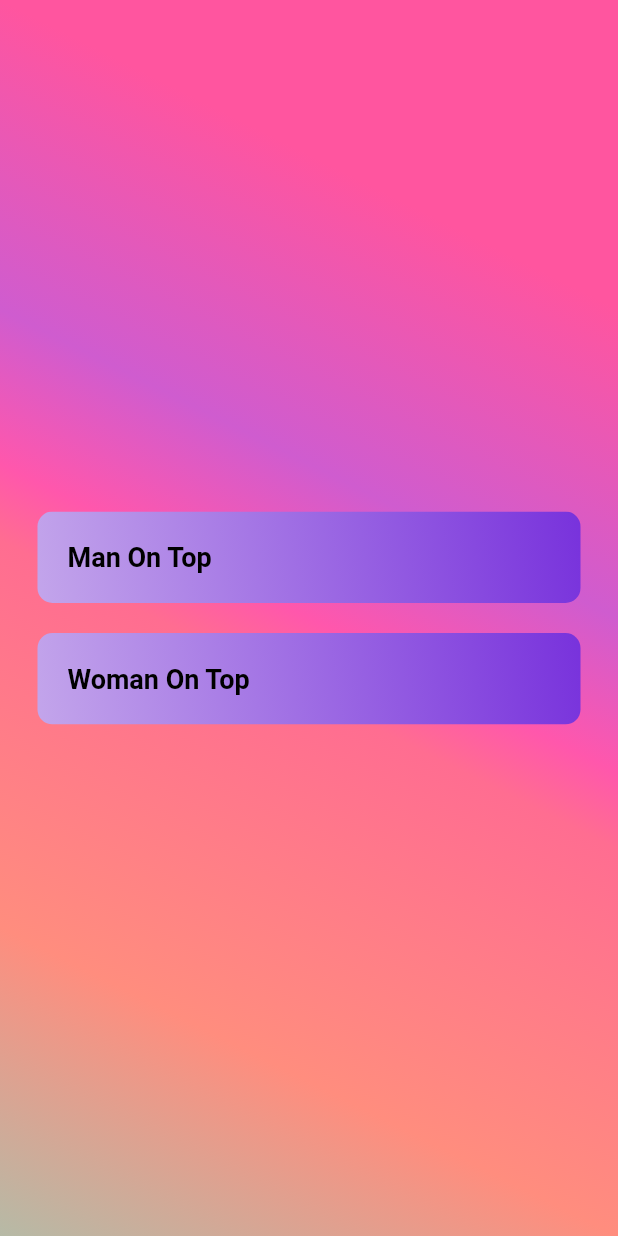
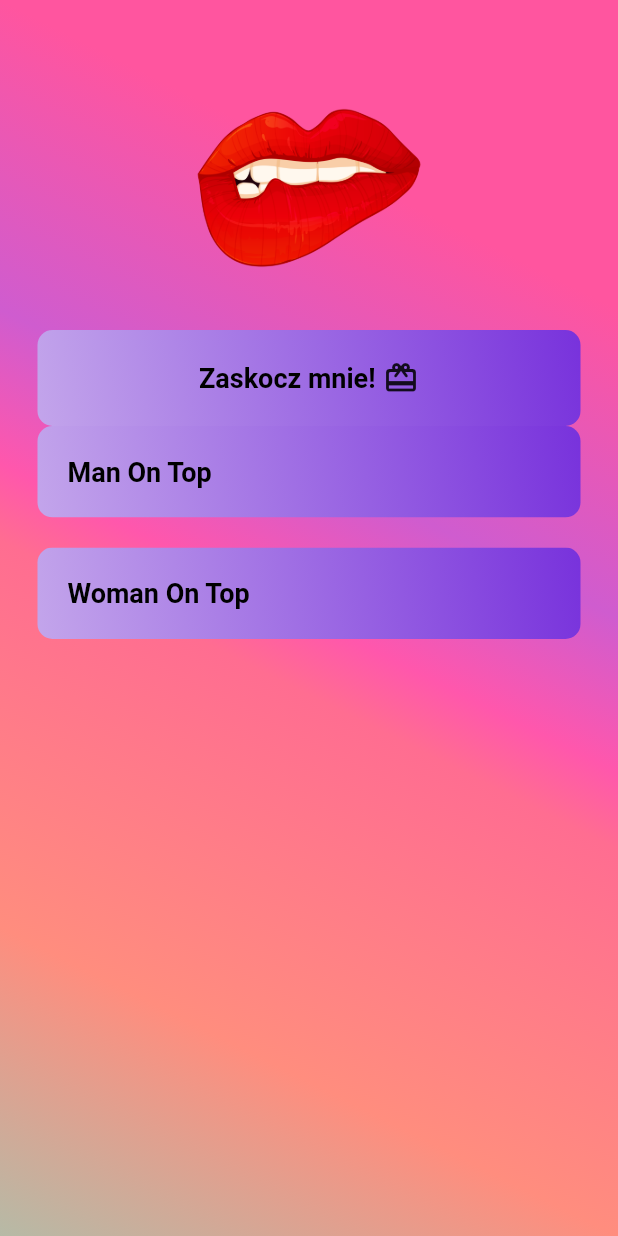
Before and after one commit to pmidura/Make-It-Hot, a Flutter app: the screen it shows after launch, on a phone screen of 412 x 824 dp. Run offline on Flutter 3.47's test engine with Material 2 defaults, Android fonts, the phone set to English and light mode, and no system bars; our stand-ins replace equatable, eva_icons_flutter, flutter_bloc, shimmer, sqflite, transparent_image; missing offline and left inert: gradient_progress_indicator, multiple_stream_builder, scratcher; accounts and stored records are empty.

Commit message:
random draw for ManOnTop table

```diff
--- a/lib/screens/home_screen.dart
+++ b/lib/screens/home_screen.dart
@@ -1,7 +1,8 @@
 import 'package:flutter/material.dart';
 
 import '../styles/theme.dart' as style;
-import '../widgets/home_screen_widgets/animated_button.dart';
+import '../widgets/home_screen_widgets/category_button.dart';
+import '../widgets/home_screen_widgets/position_draw_button.dart';
 
 class HomeScreen extends StatelessWidget {
   const HomeScreen({
@@ -15,9 +16,42 @@ class HomeScreen extends StatelessWidget {
       height: double.infinity,
       decoration: style.gradientContainer(),
       child: Center(
-        child: ListView(
-          shrinkWrap: true,
+        child: Column(
+          mainAxisAlignment: MainAxisAlignment.start,
           children: [
+            const SizedBox(height: 50.0),
+            Image.asset(
+              "assets/biting_lips.png",
+              width: 150.0,
+              height: 150.0,
+            ),
+            const SizedBox(height: 20.0),
+            positionDrawButton(context: context),
+            Column(
+              mainAxisAlignment: MainAxisAlignment.center,
+              children: [
+                ListView(
+                  shrinkWrap: true,
+                  children: [
+                    categoryButton(
+                      context: context,
+                      categoryName: "Man On Top",
+                      tableName: "ManOnTop",
+                    ),
+                    const SizedBox(height: 20.0),
+                    categoryButton(
+                      context: context,
+                      categoryName: "Woman On Top",
+                      tableName: "WomanOnTop",
+                    ),
+                  ],
+                ),
+              ],
+            ),
+          ],
+        ),
+
+
             // FutureBuilder(
             //   // future: PositionRepo().getNumberOfPositionsFromTable(
             //   //   database: context.read<DatabaseCubit>().database!,
@@ -33,20 +67,6 @@ class HomeScreen extends StatelessWidget {
             //     return const Text("");
             //   }
             // ),
-
-            animatedButton(
-              context: context,
-              categoryName: "Man On Top",
-              tableName: "ManOnTop",
-            ),
-            const SizedBox(height: 20.0),
-            animatedButton(
-              context: context,
-              categoryName: "Woman On Top",
-              tableName: "WomanOnTop",
-            ),
-          ],
-        ),
       ),
     ),
   );
--- /dev/null
+++ b/lib/widgets/home_screen_widgets/category_button.dart
@@ -0,0 +1,56 @@
+import 'package:animations/animations.dart';
+import 'package:flutter/material.dart';
+
+import '../../providers/category_button_stream/stream_counter.dart';
+import '../../screens/scratch_screen.dart';
+
+Widget categoryButton({
+  required BuildContext context,
+  required String categoryName,
+  required String tableName,
+}) => OpenContainer(
+  closedColor: Colors.transparent,
+  closedElevation: 0,
+  middleColor: Colors.transparent,
+  openColor: Colors.transparent,
+  openElevation: 0,
+  transitionDuration: const Duration(milliseconds: 500),
+  transitionType: ContainerTransitionType.fadeThrough,
+  openBuilder: (_, __) => ScratchScreen(
+    tableName: tableName,
+  ),
+  closedBuilder: (_, __) => Container(
+    padding: const EdgeInsets.all(20.0),
+    margin: const EdgeInsets.symmetric(horizontal: 25.0),
+    decoration: BoxDecoration(
+      gradient: const LinearGradient(
+        begin: Alignment.topRight,
+        end: Alignment.bottomLeft,
+        colors: [
+          Color.fromARGB(255, 120, 50, 220),
+          Color.fromARGB(255, 195, 165, 235),
+        ],
+      ),
+      borderRadius: BorderRadius.circular(10.0),
+    ),
+    child: Row(
+      mainAxisAlignment: MainAxisAlignment.center,
+      children: [
+        Text(
+          categoryName,
+          style: const TextStyle(
+            color: Colors.black,
+            fontWeight: FontWeight.bold,
+            fontSize: 18.0,
+          ),
+        ),
+        Expanded(
+          child: Align(
+            alignment: Alignment.centerRight,
+            child: streamCounter(context, tableName),
+          ),
+        ),
+      ],
+    ),
+  ),
+);
--- a/lib/widgets/home_screen_widgets/animated_button.dart
+++ b/lib/widgets/home_screen_widgets/position_draw_button.dart
@@ -1,14 +1,9 @@
 import 'package:animations/animations.dart';
 import 'package:flutter/material.dart';
 
-import '../../providers/animated_button_stream/stream_counter.dart';
-import 'scratch_positions.dart';
+import '../../screens/random_pos_screen.dart';
 
-Widget animatedButton({
-  required BuildContext context,
-  required String categoryName,
-  required String tableName,
-}) => OpenContainer(
+Widget positionDrawButton({required BuildContext context}) => OpenContainer(
   closedColor: Colors.transparent,
   closedElevation: 0,
   middleColor: Colors.transparent,
@@ -16,9 +11,7 @@ Widget animatedButton({
   openElevation: 0,
   transitionDuration: const Duration(milliseconds: 500),
   transitionType: ContainerTransitionType.fadeThrough,
-  openBuilder: (_, __) => ScratchPositions(
-    tableName: tableName,
-  ),
+  openBuilder: (_, __) => const RandomPosScreen(),
   closedBuilder: (_, __) => Container(
     padding: const EdgeInsets.all(20.0),
     margin: const EdgeInsets.symmetric(horizontal: 25.0),
@@ -35,21 +28,17 @@ Widget animatedButton({
     ),
     child: Row(
       mainAxisAlignment: MainAxisAlignment.center,
-      children: [
+      children: const [
         Text(
-          categoryName,
-          style: const TextStyle(
+          "Zaskocz mnie!",
+          style: TextStyle(
             color: Colors.black,
             fontWeight: FontWeight.bold,
             fontSize: 18.0,
           ),
         ),
-        Expanded(
-          child: Align(
-            alignment: Alignment.centerRight,
-            child: streamCounter(context, tableName),
-          ),
-        ),
+        SizedBox(width: 5.0),
+        Icon(Icons.card_giftcard_rounded),
       ],
     ),
   ),
```
Also changed, not shown: lib/repos/position_repo.dart (+7 -0 lines), lib/screens/random_pos_screen.dart (added, +68 -0 lines), lib/screens/scratch_screen.dart (renamed from lib/widgets/home_screen_widgets/scratch_positions.dart, +10 -10 lines), lib/providers/category_button_stream/stream_counter.dart (renamed from lib/providers/animated_button_stream/stream_counter.dart), lib/widgets/info_widgets/empty_positions.dart (renamed from lib/widgets/home_screen_widgets/empty_positions.dart).
